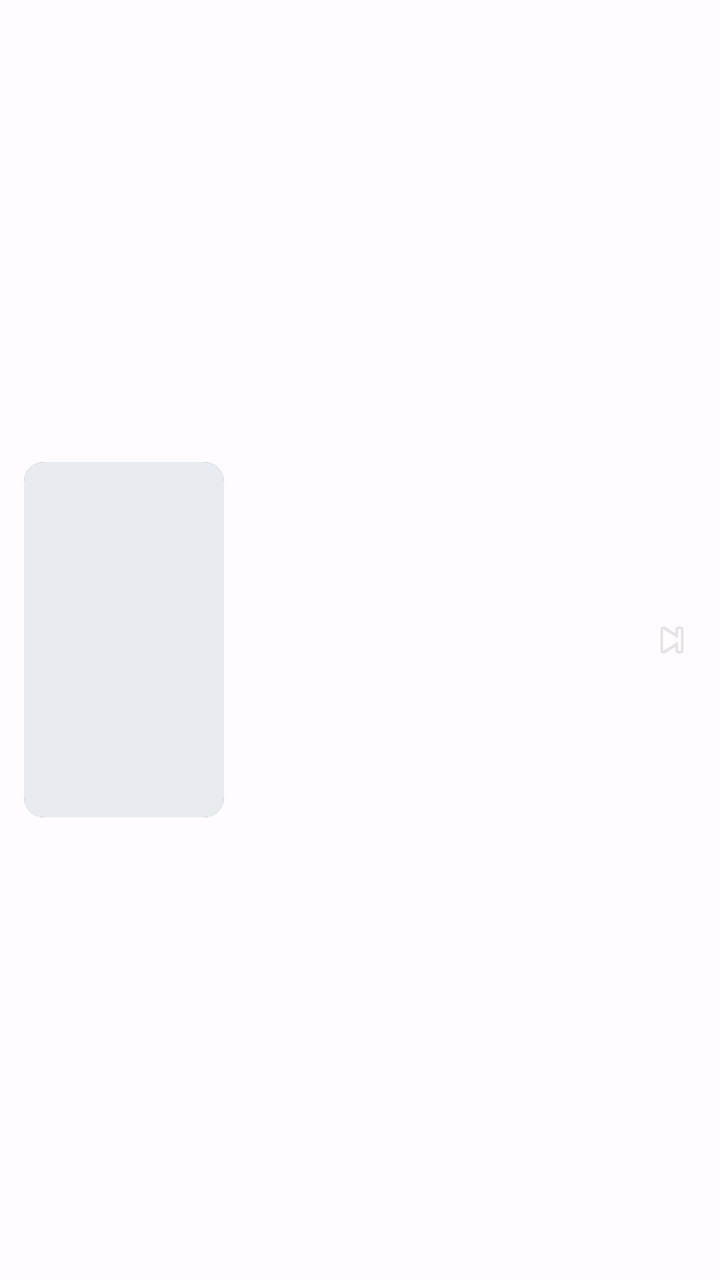
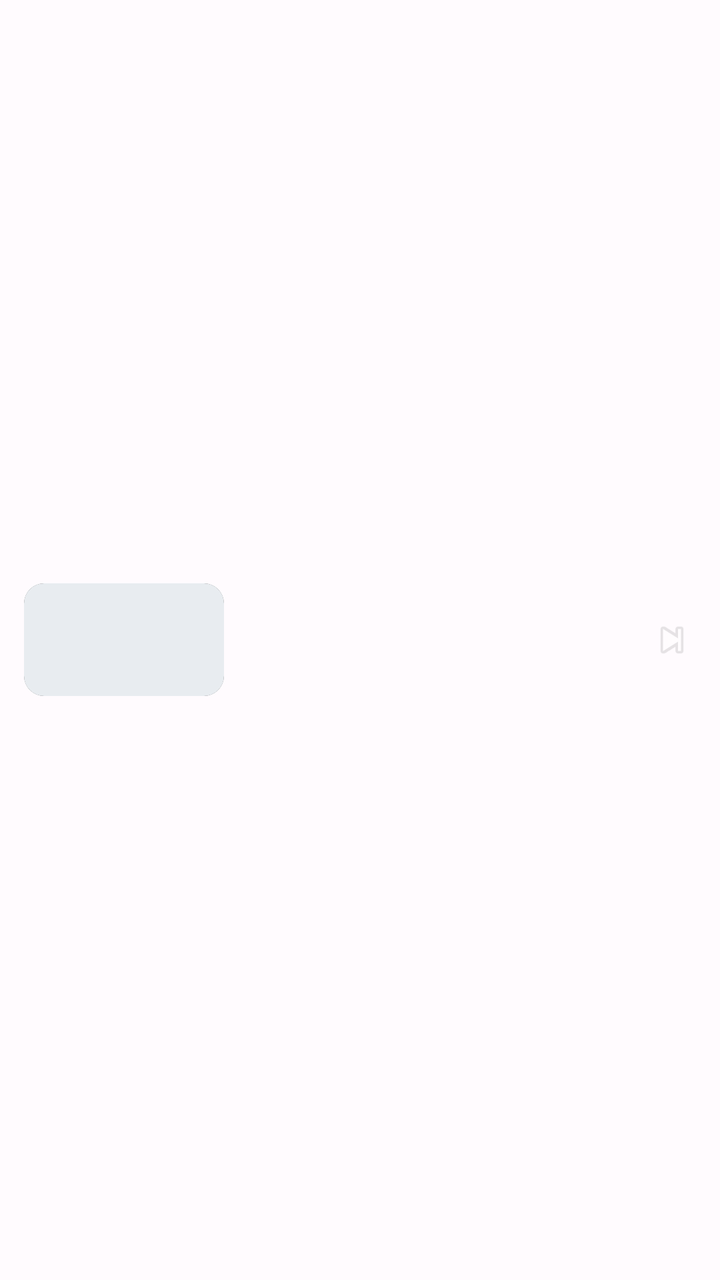

Screens rendered from an Android XML layout before and after an edit, with the pre-edit source and the edit as a unified diff.
<!-- AndroidManifest.xml: application theme AppTheme -->
<!-- res/layout/item_file_entry.xml -->
<?xml version="1.0" encoding="utf-8"?>
<LinearLayout
    xmlns:android="http://schemas.android.com/apk/res/android"
    xmlns:app="http://schemas.android.com/apk/res-auto"
    android:layout_width="match_parent"
    android:layout_height="wrap_content"
    android:orientation="horizontal"
    android:gravity="center_vertical"
    android:paddingStart="12dp"
    android:paddingEnd="12dp"
    android:paddingTop="6dp"
    android:paddingBottom="6dp"
    android:background="?attr/selectableItemBackground"
    android:clickable="true"
    android:focusable="true">

    
    <androidx.constraintlayout.widget.ConstraintLayout
        android:layout_width="100dp"
        android:layout_height="wrap_content"
        android:background="@drawable/bg_grid_thumb"
        android:clipToOutline="true">

        
        <ImageView
            android:id="@+id/ivEntryThumbnail"
            android:layout_width="0dp"
            android:layout_height="0dp"
            android:scaleType="centerCrop"
            android:background="#E8ECF0"
            android:contentDescription="thumbnail"
            app:layout_constraintStart_toStartOf="parent"
            app:layout_constraintEnd_toEndOf="parent"
            app:layout_constraintTop_toTopOf="parent"
            app:layout_constraintDimensionRatio="W,16:9" />

        
        <ImageView
            android:id="@+id/ivPlayOverlay"
            android:layout_width="20dp"
            android:layout_height="20dp"
            android:src="@android:drawable/ic_media_play"
            android:alpha="0.85"
            android:visibility="gone"
            android:contentDescription="Play"
            app:layout_constraintStart_toStartOf="parent"
            app:layout_constraintEnd_toEndOf="parent"
            app:layout_constraintTop_toTopOf="parent"
            app:layout_constraintBottom_toBottomOf="parent" />

        
        <TextView
            android:id="@+id/tvGifBadge"
            android:layout_width="wrap_content"
            android:layout_height="wrap_content"
            android:layout_margin="3dp"
            android:text="GIF"
            android:textSize="9sp"
            android:textColor="#FFFFFF"
            android:background="#CC000000"
            android:paddingStart="3dp"
            android:paddingEnd="3dp"
            android:paddingTop="1dp"
            android:paddingBottom="1dp"
            android:visibility="gone"
            app:layout_constraintStart_toStartOf="parent"
            app:layout_constraintBottom_toBottomOf="parent" />

    </androidx.constraintlayout.widget.ConstraintLayout>

    
    <LinearLayout
        android:layout_width="0dp"
        android:layout_height="wrap_content"
        android:layout_weight="1"
        android:orientation="vertical"
        android:layout_marginStart="12dp"
        android:layout_marginEnd="8dp">

        <TextView
            android:id="@+id/tvEntryName"
            android:layout_width="wrap_content"
            android:layout_height="wrap_content"
            android:textSize="14sp"
            android:textColor="#111111"
            android:maxLines="2"
            android:ellipsize="end"
            android:lineSpacingMultiplier="1.1" />

        <TextView
            android:id="@+id/tvEntrySubtext"
            android:layout_width="wrap_content"
            android:layout_height="wrap_content"
            android:textSize="12sp"
            android:textColor="#888888"
            android:layout_marginTop="3dp"
            android:maxLines="1"
            android:ellipsize="end" />

    </LinearLayout>

    
    <ImageView
        android:id="@+id/ivEntryAction"
        android:layout_width="24dp"
        android:layout_height="24dp"
        android:src="@android:drawable/ic_media_next"
        android:alpha="0.4"
        android:contentDescription="action" />

</LinearLayout>
<!-- resources referenced by this layout -->
<resources>
  <!-- drawable bg_grid_thumb (drawable) -->
  <?xml version="1.0" encoding="utf-8"?>
  <shape xmlns:android="http://schemas.android.com/apk/res/android"
      android:shape="rectangle">
      <corners android:radius="10dp" />
      <solid android:color="#111111" />
  </shape>
  <color name="md_theme_light_primary">#6750A4</color>
  <color name="md_theme_light_onPrimary">#FFFFFF</color>
  <color name="md_theme_light_primaryContainer">#EADDFF</color>
  <color name="md_theme_light_onPrimaryContainer">#21005D</color>
  <color name="md_theme_light_secondary">#625B71</color>
  <color name="md_theme_light_onSecondary">#FFFFFF</color>
  <color name="md_theme_light_secondaryContainer">#E8DEF8</color>
  <color name="md_theme_light_onSecondaryContainer">#1D192B</color>
  <color name="md_theme_light_tertiary">#7D5260</color>
  <color name="md_theme_light_onTertiary">#FFFFFF</color>
  <color name="md_theme_light_tertiaryContainer">#FFD8E4</color>
  <color name="md_theme_light_onTertiaryContainer">#31111D</color>
  <color name="md_theme_light_error">#B3261E</color>
  <color name="md_theme_light_onError">#FFFFFF</color>
  <color name="md_theme_light_errorContainer">#F9DEDC</color>
  <color name="md_theme_light_onErrorContainer">#410E0B</color>
  <color name="md_theme_light_outline">#79747E</color>
  <color name="md_theme_light_background">#FFFBFE</color>
  <color name="md_theme_light_onBackground">#1C1B1F</color>
  <color name="md_theme_light_surface">#FFFBFE</color>
  <color name="md_theme_light_onSurface">#1C1B1F</color>
  <color name="md_theme_light_surfaceVariant">#E7E0EC</color>
  <color name="md_theme_light_onSurfaceVariant">#49454F</color>
  <color name="md_theme_light_inverseSurface">#313033</color>
  <color name="md_theme_light_inverseOnSurface">#F4EFF4</color>
  <color name="md_theme_light_inversePrimary">#D0BCFF</color>
  <!-- unchanged entries left out for length: 1 -->
</resources>

<!-- the commit's change to res/layout/item_file_entry.xml (unified diff, before → after) -->
@@ -32,7 +32,7 @@
             app:layout_constraintStart_toStartOf="parent"
             app:layout_constraintEnd_toEndOf="parent"
             app:layout_constraintTop_toTopOf="parent"
-            app:layout_constraintDimensionRatio="W,16:9" />
+            app:layout_constraintDimensionRatio="W,9:16" />
 
         
         <ImageView
@@ -46,6 +46,23 @@
             app:layout_constraintStart_toStartOf="parent"
             app:layout_constraintEnd_toEndOf="parent"
             app:layout_constraintTop_toTopOf="parent"
+            app:layout_constraintBottom_toBottomOf="parent" />
+
+        
+        <TextView
+            android:id="@+id/tvDuration"
+            android:layout_width="wrap_content"
+            android:layout_height="wrap_content"
+            android:layout_margin="4dp"
+            android:textSize="10sp"
+            android:textColor="#FFFFFF"
+            android:background="#AA000000"
+            android:paddingStart="4dp"
+            android:paddingEnd="4dp"
+            android:paddingTop="1dp"
+            android:paddingBottom="1dp"
+            android:visibility="gone"
+            app:layout_constraintEnd_toEndOf="parent"
             app:layout_constraintBottom_toBottomOf="parent" />
 
         
